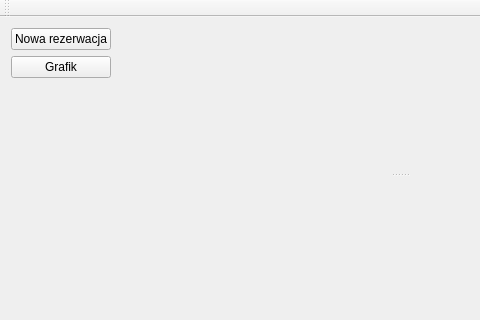
Before: the Qt Designer form src/ui/MainWindow.ui in Skwara/HoteleADC, drawn with Qt 5; both pictures show x 0 to 480 and y 0 to 320 of the 800 by 600 pixel window.
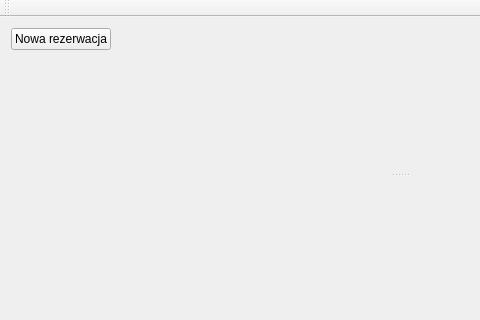
After: the same form once the commit is applied.

Commit message: Remove ScheduleDialog

Diff of the .ui file:
```diff
--- a/src/ui/MainWindow.ui
+++ b/src/ui/MainWindow.ui
@@ -29,13 +29,6 @@
      </widget>
     </item>
     <item row="1" column="0">
-     <widget class="QPushButton" name="scheduleButton">
-      <property name="text">
-       <string>Grafik</string>
-      </property>
-     </widget>
-    </item>
-    <item row="2" column="0">
      <spacer name="verticalSpacer">
       <property name="orientation">
        <enum>Qt::Vertical</enum>
@@ -51,7 +44,7 @@
       </property>
      </spacer>
     </item>
-    <item row="0" column="1" rowspan="3">
+    <item row="0" column="1" rowspan="2">
      <spacer name="horizontalSpacer">
       <property name="orientation">
        <enum>Qt::Horizontal</enum>
```
The commit also changes 6 other files.
